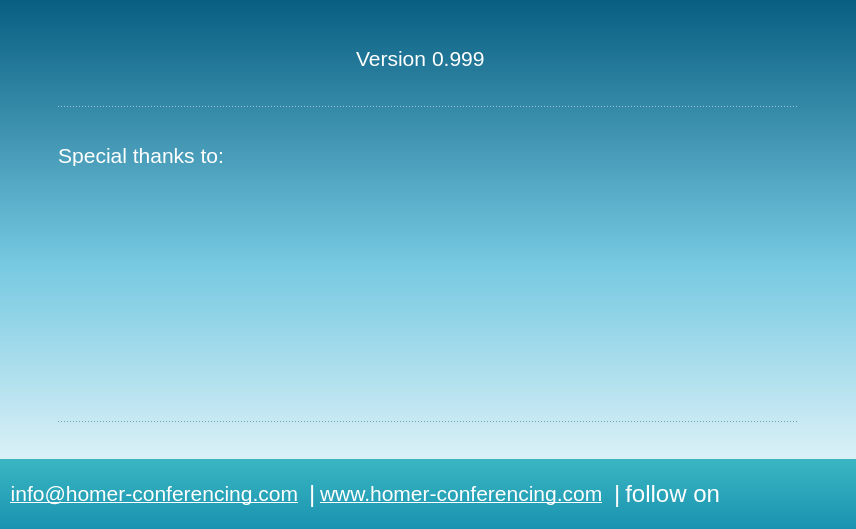
Qt form Homer/forms/Dialogs/VersionDialog.ui (Homer-Conferencing/Homer-Conferencing) before a commit.
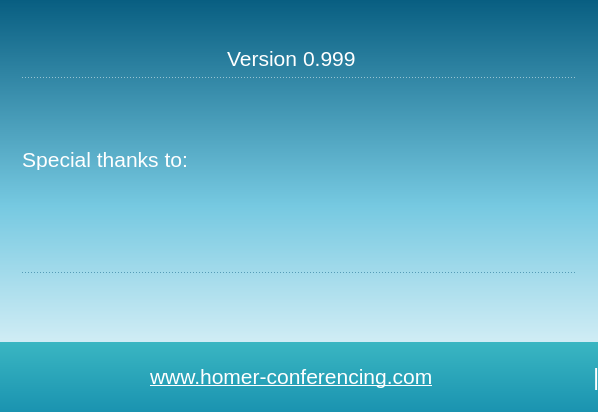
The same form after that commit. Icons and pictures are not drawn. Custom widgets are drawn as their Qt base class.

Commit message: - fixed: VersionDialog: simplified dialog

The edit to the form file:
```diff
--- a/Homer/forms/Dialogs/VersionDialog.ui
+++ b/Homer/forms/Dialogs/VersionDialog.ui
@@ -6,8 +6,8 @@
    <rect>
     <x>0</x>
     <y>0</y>
-    <width>856</width>
-    <height>529</height>
+    <width>598</width>
+    <height>412</height>
    </rect>
   </property>
   <property name="sizePolicy">
@@ -16,12 +16,6 @@
     <verstretch>0</verstretch>
    </sizepolicy>
   </property>
-  <property name="minimumSize">
-   <size>
-    <width>840</width>
-    <height>505</height>
-   </size>
-  </property>
   <property name="font">
    <font>
     <family>Arial</family>
@@ -243,22 +237,6 @@
           </item>
          </layout>
         </item>
-        <item>
-         <spacer name="verticalSpacer_8">
-          <property name="orientation">
-           <enum>Qt::Vertical</enum>
-          </property>
-          <property name="sizeType">
-           <enum>QSizePolicy::MinimumExpanding</enum>
-          </property>
-          <property name="sizeHint" stdset="0">
-           <size>
-            <width>20</width>
-            <height>1</height>
-           </size>
-          </property>
-         </spacer>
-        </item>
         <item>
          <widget class="Line" name="line">
           <property name="styleSheet">
@@ -519,238 +497,8 @@
             </property>
            </spacer>
           </item>
-          <item>
-           <widget class="Homer::Gui::LinkedPixmapLabel" name="mLbIcs">
-            <property name="minimumSize">
-             <size>
-              <width>180</width>
-              <height>90</height>
-             </size>
-            </property>
-            <property name="maximumSize">
-             <size>
-              <width>180</width>
-              <height>90</height>
-             </size>
-            </property>
-            <property name="cursor">
-             <cursorShape>PointingHandCursor</cursorShape>
-            </property>
-            <property name="toolTip">
-             <string>click to open the web browser with this web site</string>
-            </property>
-            <property name="text">
-             <string/>
-            </property>
-            <property name="pixmap">
-             <pixmap resource="../../resources/Icons.qrc">:/images/VersionLogoIcs.png</pixmap>
-            </property>
-            <property name="openExternalLinks">
-             <bool>true</bool>
-            </property>
-           </widget>
-          </item>
          </layout>
         </item>
-        <item>
-         <spacer name="verticalSpacer_9">
-          <property name="orientation">
-           <enum>Qt::Vertical</enum>
-          </property>
-          <property name="sizeType">
-           <enum>QSizePolicy::MinimumExpanding</enum>
-          </property>
-          <property name="sizeHint" stdset="0">
-           <size>
-            <width>20</width>
-            <height>1</height>
-           </size>
-          </property>
-         </spacer>
-        </item>
-        <item>
-         <layout class="QHBoxLayout" name="horizontalLayout_5">
-          <item>
-           <widget class="Homer::Gui::LinkedPixmapLabel" name="mLbCiwiLounge">
-            <property name="minimumSize">
-             <size>
-              <width>180</width>
-              <height>90</height>
-             </size>
-            </property>
-            <property name="maximumSize">
-             <size>
-              <width>180</width>
-              <height>90</height>
-             </size>
-            </property>
-            <property name="cursor">
-             <cursorShape>PointingHandCursor</cursorShape>
-            </property>
-            <property name="toolTip">
-             <string>click to open the web browser with this web site</string>
-            </property>
-            <property name="text">
-             <string/>
-            </property>
-            <property name="pixmap">
-             <pixmap resource="../../resources/Icons.qrc">:/images/VersionLogoCiwiLounge.png</pixmap>
-            </property>
-            <property name="openExternalLinks">
-             <bool>true</bool>
-            </property>
-           </widget>
-          </item>
-          <item>
-           <spacer name="horizontalSpacer_10">
-            <property name="orientation">
-             <enum>Qt::Horizontal</enum>
-            </property>
-            <property name="sizeHint" stdset="0">
-             <size>
-              <width>1</width>
-              <height>20</height>
-             </size>
-            </property>
-           </spacer>
-          </item>
-          <item>
-           <widget class="Homer::Gui::LinkedPixmapLabel" name="mLbMetraLabs">
-            <property name="minimumSize">
-             <size>
-              <width>180</width>
-              <height>90</height>
-             </size>
-            </property>
-            <property name="maximumSize">
-             <size>
-              <width>180</width>
-              <height>90</height>
-             </size>
-            </property>
-            <property name="cursor">
-             <cursorShape>PointingHandCursor</cursorShape>
-            </property>
-            <property name="toolTip">
-             <string>click to open the web browser with this web site</string>
-            </property>
-            <property name="text">
-             <string/>
-            </property>
-            <property name="pixmap">
-             <pixmap resource="../../resources/Icons.qrc">:/images/VersionLogoMetralabs.png</pixmap>
-            </property>
-            <property name="openExternalLinks">
-             <bool>true</bool>
-            </property>
-           </widget>
-          </item>
-          <item>
-           <spacer name="horizontalSpacer_11">
-            <property name="orientation">
-             <enum>Qt::Horizontal</enum>
-            </property>
-            <property name="sizeHint" stdset="0">
-             <size>
-              <width>1</width>
-              <height>20</height>
-             </size>
-            </property>
-           </spacer>
-          </item>
-          <item>
-           <widget class="Homer::Gui::LinkedPixmapLabel" name="mLbComnart">
-            <property name="minimumSize">
-             <size>
-              <width>180</width>
-              <height>90</height>
-             </size>
-            </property>
-            <property name="maximumSize">
-             <size>
-              <width>180</width>
-              <height>90</height>
-             </size>
-            </property>
-            <property name="cursor">
-             <cursorShape>PointingHandCursor</cursorShape>
-            </property>
-            <property name="toolTip">
-             <string>click to open the web browser with this web site</string>
-            </property>
-            <property name="text">
-             <string/>
-            </property>
-            <property name="pixmap">
-             <pixmap resource="../../resources/Icons.qrc">:/images/VersionLogoComnart.png</pixmap>
-            </property>
-            <property name="openExternalLinks">
-             <bool>true</bool>
-            </property>
-           </widget>
-          </item>
-          <item>
-           <spacer name="horizontalSpacer_13">
-            <property name="orientation">
-             <enum>Qt::Horizontal</enum>
-            </property>
-            <property name="sizeHint" stdset="0">
-             <size>
-              <width>1</width>
-              <height>20</height>
-             </size>
-            </property>
-           </spacer>
-          </item>
-          <item>
-           <widget class="Homer::Gui::LinkedPixmapLabel" name="mLbFem">
-            <property name="minimumSize">
-             <size>
-              <width>180</width>
-              <height>90</height>
-             </size>
-            </property>
-            <property name="maximumSize">
-             <size>
-              <width>180</width>
-              <height>90</height>
-             </size>
-            </property>
-            <property name="cursor">
-             <cursorShape>PointingHandCursor</cursorShape>
-            </property>
-            <property name="toolTip">
-             <string>click to open the web browser with this web site</string>
-            </property>
-            <property name="text">
-             <string/>
-            </property>
-            <property name="pixmap">
-             <pixmap resource="../../resources/Icons.qrc">:/images/VersionLogoFem.png</pixmap>
-            </property>
-            <property name="openExternalLinks">
-             <bool>true</bool>
-            </property>
-           </widget>
-          </item>
-         </layout>
-        </item>
-        <item>
-         <spacer name="verticalSpacer_3">
-          <property name="orientation">
-           <enum>Qt::Vertical</enum>
-          </property>
-          <property name="sizeType">
-           <enum>QSizePolicy::MinimumExpanding</enum>
-          </property>
-          <property name="sizeHint" stdset="0">
-           <size>
-            <width>20</width>
-            <height>1</height>
-           </size>
-          </property>
-         </spacer>
-        </item>
         <item>
          <widget class="Line" name="line_2">
           <property name="styleSheet">
@@ -841,7 +589,7 @@
          <enum>Qt::Horizontal</enum>
         </property>
         <property name="sizeType">
-         <enum>QSizePolicy::Fixed</enum>
+         <enum>QSizePolicy::MinimumExpanding</enum>
         </property>
         <property name="sizeHint" stdset="0">
          <size>
@@ -851,116 +599,6 @@
         </property>
        </spacer>
       </item>
-      <item>
-       <widget class="QLabel" name="label">
-        <property name="minimumSize">
-         <size>
-          <width>0</width>
-          <height>30</height>
-         </size>
-        </property>
-        <property name="maximumSize">
-         <size>
-          <width>16777215</width>
-          <height>30</height>
-         </size>
-        </property>
-        <property name="palette">
-         <palette>
-          <active/>
-          <inactive/>
-          <disabled/>
-         </palette>
-        </property>
-        <property name="font">
-         <font>
-          <family>Tahoma</family>
-          <pointsize>18</pointsize>
-         </font>
-        </property>
-        <property name="toolTip">
-         <string>click to write a mail to this address</string>
-        </property>
-        <property name="text">
-         <string>&lt;!DOCTYPE HTML PUBLIC &quot;-//W3C//DTD HTML 4.0//EN&quot; &quot;http://www.w3.org/TR/REC-html40/strict.dtd&quot;&gt;
-&lt;html&gt;&lt;head&gt;&lt;meta name=&quot;qrichtext&quot; content=&quot;1&quot; /&gt;&lt;style type=&quot;text/css&quot;&gt;
-p, li { white-space: pre-wrap; }
-&lt;/style&gt;&lt;/head&gt;&lt;body style=&quot; font-family:'Tahoma'; font-size:18pt; font-weight:400; font-style:normal;&quot;&gt;
-&lt;p style=&quot; margin-top:0px; margin-bottom:0px; margin-left:0px; margin-right:0px; -qt-block-indent:0; text-indent:0px;&quot;&gt;&lt;a href=&quot;mailto:info@homer-conferencing.com&quot;&gt;&lt;span style=&quot; font-size:16pt; text-decoration: underline; color:#ffffff;&quot;&gt;info@homer-conferencing.com&lt;/span&gt;&lt;/a&gt;&lt;/p&gt;&lt;/body&gt;&lt;/html&gt;</string>
-        </property>
-        <property name="alignment">
-         <set>Qt::AlignRight|Qt::AlignTrailing|Qt::AlignVCenter</set>
-        </property>
-        <property name="openExternalLinks">
-         <bool>true</bool>
-        </property>
-       </widget>
-      </item>
-      <item>
-       <widget class="QLabel" name="label_2">
-        <property name="minimumSize">
-         <size>
-          <width>10</width>
-          <height>30</height>
-         </size>
-        </property>
-        <property name="maximumSize">
-         <size>
-          <width>10</width>
-          <height>30</height>
-         </size>
-        </property>
-        <property name="palette">
-         <palette>
-          <active>
-           <colorrole role="WindowText">
-            <brush brushstyle="SolidPattern">
-             <color alpha="255">
-              <red>255</red>
-              <green>255</green>
-              <blue>255</blue>
-             </color>
-            </brush>
-           </colorrole>
-          </active>
-          <inactive>
-           <colorrole role="WindowText">
-            <brush brushstyle="SolidPattern">
-             <color alpha="255">
-              <red>255</red>
-              <green>255</green>
-              <blue>255</blue>
-             </color>
-            </brush>
-           </colorrole>
-          </inactive>
-          <disabled>
-           <colorrole role="WindowText">
-            <brush brushstyle="SolidPattern">
-             <color alpha="255">
-              <red>69</red>
-              <green>69</green>
-              <blue>69</blue>
-             </color>
-            </brush>
-           </colorrole>
-          </disabled>
-         </palette>
-        </property>
-        <property name="font">
-         <font>
-          <family>Tahoma</family>
-          <pointsize>18</pointsize>
-         </font>
-        </property>
-        <property name="text">
-         <string> |</string>
-        </property>
-        <property name="alignment">
-         <set>Qt::AlignCenter</set>
-        </property>
-       </widget>
-      </item>
       <item>
        <widget class="QLabel" name="label_3">
         <property name="minimumSize">
@@ -1003,6 +641,22 @@
         </property>
        </widget>
       </item>
+      <item>
+       <spacer name="horizontalSpacer_2">
+        <property name="orientation">
+         <enum>Qt::Horizontal</enum>
+        </property>
+        <property name="sizeType">
+         <enum>QSizePolicy::MinimumExpanding</enum>
+        </property>
+        <property name="sizeHint" stdset="0">
+         <size>
+          <width>20</width>
+          <height>20</height>
+         </size>
+        </property>
+       </spacer>
+      </item>
       <item>
        <widget class="QLabel" name="label_4">
         <property name="minimumSize">
@@ -1068,187 +722,6 @@
         </property>
        </widget>
       </item>
-      <item>
-       <widget class="QLabel" name="label_7">
-        <property name="minimumSize">
-         <size>
-          <width>0</width>
-          <height>30</height>
-         </size>
-        </property>
-        <property name="maximumSize">
-         <size>
-          <width>16777215</width>
-          <height>30</height>
-         </size>
-        </property>
-        <property name="palette">
-         <palette>
-          <active>
-           <colorrole role="WindowText">
-            <brush brushstyle="SolidPattern">
-             <color alpha="255">
-              <red>255</red>
-              <green>255</green>
-              <blue>255</blue>
-             </color>
-            </brush>
-           </colorrole>
-           <colorrole role="Text">
-            <brush brushstyle="SolidPattern">
-             <color alpha="255">
-              <red>255</red>
-              <green>255</green>
-              <blue>255</blue>
-             </color>
-            </brush>
-           </colorrole>
-          </active>
-          <inactive>
-           <colorrole role="WindowText">
-            <brush brushstyle="SolidPattern">
-             <color alpha="255">
-              <red>255</red>
-              <green>255</green>
-              <blue>255</blue>
-             </color>
-            </brush>
-           </colorrole>
-           <colorrole role="Text">
-            <brush brushstyle="SolidPattern">
-             <color alpha="255">
-              <red>255</red>
-              <green>255</green>
-              <blue>255</blue>
-             </color>
-            </brush>
-           </colorrole>
-          </inactive>
-          <disabled>
-           <colorrole role="WindowText">
-            <brush brushstyle="SolidPattern">
-             <color alpha="255">
-              <red>0</red>
-              <green>0</green>
-              <blue>0</blue>
-             </color>
-            </brush>
-           </colorrole>
-           <colorrole role="Text">
-            <brush brushstyle="SolidPattern">
-             <color alpha="255">
-              <red>0</red>
-              <green>0</green>
-              <blue>0</blue>
-             </color>
-            </brush>
-           </colorrole>
-          </disabled>
-         </palette>
-        </property>
-        <property name="font">
-         <font>
-          <family>Tahoma</family>
-          <pointsize>18</pointsize>
-         </font>
-        </property>
-        <property name="toolTip">
-         <string/>
-        </property>
-        <property name="text">
-         <string>follow on</string>
-        </property>
-        <property name="alignment">
-         <set>Qt::AlignRight|Qt::AlignTrailing|Qt::AlignVCenter</set>
-        </property>
-        <property name="openExternalLinks">
-         <bool>true</bool>
-        </property>
-       </widget>
-      </item>
-      <item>
-       <layout class="QVBoxLayout" name="verticalLayout">
-        <item>
-         <spacer name="verticalSpacer">
-          <property name="orientation">
-           <enum>Qt::Vertical</enum>
-          </property>
-          <property name="sizeType">
-           <enum>QSizePolicy::MinimumExpanding</enum>
-          </property>
-          <property name="sizeHint" stdset="0">
-           <size>
-            <width>20</width>
-            <height>1</height>
-           </size>
-          </property>
-         </spacer>
-        </item>
-        <item>
-         <widget class="Homer::Gui::LinkedPixmapLabel" name="mLbFacebook">
-          <property name="minimumSize">
-           <size>
-            <width>65</width>
-            <height>59</height>
-           </size>
-          </property>
-          <property name="maximumSize">
-           <size>
-            <width>65</width>
-            <height>59</height>
-           </size>
-          </property>
-          <property name="cursor">
-           <cursorShape>PointingHandCursor</cursorShape>
-          </property>
-          <property name="toolTip">
-           <string>click to open the web browser with this web site</string>
-          </property>
-          <property name="text">
-           <string/>
-          </property>
-          <property name="pixmap">
-           <pixmap resource="../../resources/Icons.qrc">:/images/VersionLogoFacebook.png</pixmap>
-          </property>
-          <property name="openExternalLinks">
-           <bool>true</bool>
-          </property>
-         </widget>
-        </item>
-        <item>
-         <spacer name="verticalSpacer_2">
-          <property name="orientation">
-           <enum>Qt::Vertical</enum>
-          </property>
-          <property name="sizeType">
-           <enum>QSizePolicy::MinimumExpanding</enum>
-          </property>
-          <property name="sizeHint" stdset="0">
-           <size>
-            <width>20</width>
-            <height>1</height>
-           </size>
-          </property>
-         </spacer>
-        </item>
-       </layout>
-      </item>
-      <item>
-       <spacer name="horizontalSpacer_3">
-        <property name="orientation">
-         <enum>Qt::Horizontal</enum>
-        </property>
-        <property name="sizeType">
-         <enum>QSizePolicy::MinimumExpanding</enum>
-        </property>
-        <property name="sizeHint" stdset="0">
-         <size>
-          <width>10</width>
-          <height>20</height>
-         </size>
-        </property>
-       </spacer>
-      </item>
      </layout>
     </widget>
    </item>
```
The commit also changes 1 other file.
